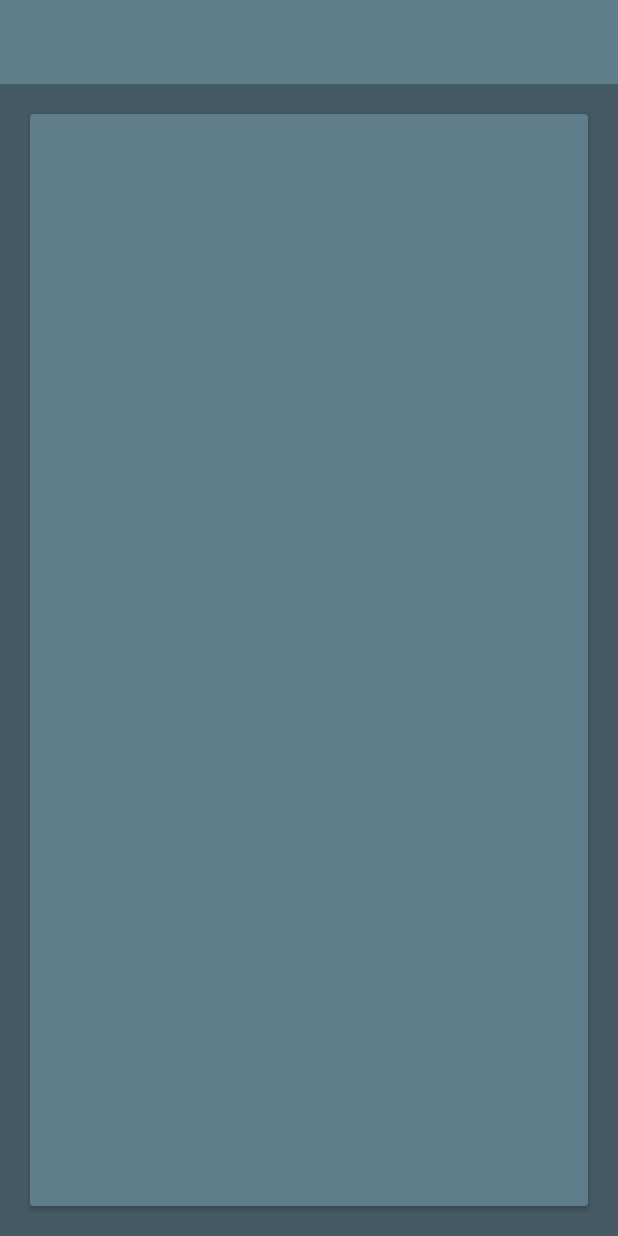
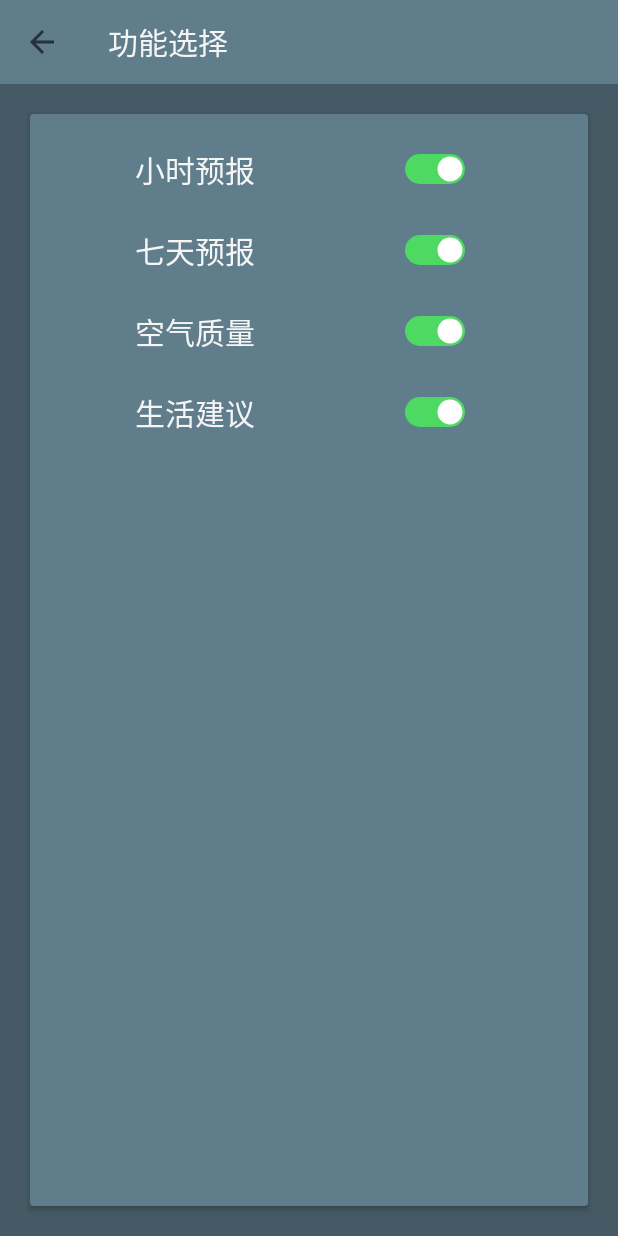
Before and after one commit to zhangxiangshuang/CheckWeather, an Android app: the MenuSetting screen opened directly, with no data from a screen before it, on a phone screen of 412 x 824 dp. Run offline under Robolectric (Android 15) with nearby library versions, the phone set to English and light mode, and no system bars; libraries missing offline, so code that uses them is left out: org.litepal.

Commit message:
Add switch functionality

```diff
--- a/app/src/main/java/com/jason/checkweather/MenuSetting.java
+++ b/app/src/main/java/com/jason/checkweather/MenuSetting.java
@@ -1,15 +1,64 @@
 package com.jason.checkweather;
 
+import android.content.Intent;
+import android.content.SharedPreferences;
+import android.nfc.Tag;
+import android.preference.PreferenceManager;
+import android.support.v7.app.ActionBar;
 import android.support.v7.app.AppCompatActivity;
 import android.os.Bundle;
+import android.support.v7.widget.Toolbar;
+import android.util.Log;
+import android.view.LayoutInflater;
+import android.view.MenuItem;
 import android.view.View;
+import android.widget.CompoundButton;
+import android.widget.LinearLayout;
+import android.widget.Switch;
+import android.widget.TextView;
 
 public class MenuSetting extends BaseActivity {
 
-
+    private static final String TAG = "MenuSetting";
+    private View view;
+    private View include_hourly;
+    private View include_forecast;
+    private View include_aqi;
+    private View include_suggestion;
+    private Switch switch_hourly;
+    private Switch switch_forecast;
+    private Switch switch_aqi;
+    private Switch switch_suggestion;
+    private LinearLayout mainview;
     @Override
     public void initView() {
         setContentView(R.layout.activity_menu_setting);
+        Toolbar toolbar = (Toolbar)findViewById(R.id.tool_bar);
+        setSupportActionBar(toolbar);
+        ActionBar actionBar = getSupportActionBar();
+        if (actionBar != null){
+            actionBar.setDisplayHomeAsUpEnabled(true);
+            actionBar.setTitle("功能选择");
+        }
+        view = LayoutInflater.from(MenuSetting.this).inflate(R.layout.acticity_main, null);
+        include_hourly = view.findViewById(R.id.include_hourly);
+        include_forecast=view.findViewById(R.id.include_forecast);
+        include_aqi=view.findViewById(R.id.include_aqi);
+        include_suggestion=view.findViewById(R.id.include_suggestion);
+        switch_hourly= (Switch) findViewById(R.id.switch_hourly);
+        switch_forecast= (Switch) findViewById(R.id.switch_forecast);
+        switch_aqi= (Switch) findViewById(R.id.switch_aqi);
+        switch_suggestion= (Switch) findViewById(R.id.switch_suggestion);
+        mainview= (LinearLayout) view.findViewById(R.id.main_layout);
+        SharedPreferences prefs = PreferenceManager.getDefaultSharedPreferences(this);
+        int hourlysign=prefs.getInt("includehourlysign",0);
+        int forecastsign=prefs.getInt("includeforecastsign",0);
+        int aqisign=prefs.getInt("includeaqisign",0);
+        int suggestionsign=prefs.getInt("includesuggestionsign",0);
+        setOnChecked(switch_hourly,hourlysign);
+        setOnChecked(switch_forecast,forecastsign);
+        setOnChecked(switch_aqi,aqisign);
+        setOnChecked(switch_suggestion,suggestionsign);
     }
 
     @Override
@@ -19,11 +68,92 @@ public class MenuSetting extends BaseActivity {
 
     @Override
     public void initListener() {
+        switch_hourly.setOnCheckedChangeListener(new CompoundButton.OnCheckedChangeListener() {
+            @Override
+            public void onCheckedChanged(CompoundButton compoundButton, boolean isChecked) {
+                SharedPreferences.Editor editor = PreferenceManager.getDefaultSharedPreferences(MenuSetting.this).edit();
+                if (isChecked){
+                    include_hourly.setVisibility(View.VISIBLE);
+                    editor.putInt("includehourlysign", include_hourly.getVisibility());
+                    editor.apply();
+                }else {
+                    include_hourly.setVisibility(View.GONE);
+                    editor.putInt("includehourlysign", include_hourly.getVisibility());
+                    editor.apply();
+                }
+            }
+        });
 
+        switch_forecast.setOnCheckedChangeListener(new CompoundButton.OnCheckedChangeListener() {
+            @Override
+            public void onCheckedChanged(CompoundButton compoundButton, boolean isChecked) {
+                SharedPreferences.Editor editor = PreferenceManager.getDefaultSharedPreferences(MenuSetting.this).edit();
+                if (isChecked){
+                    include_forecast.setVisibility(View.VISIBLE);
+                    editor.putInt("includeforecastsign", include_forecast.getVisibility());
+                    editor.apply();
+                }else {
+                    include_forecast.setVisibility(View.GONE);
+                    editor.putInt("includeforecastsign", include_forecast.getVisibility());
+                    editor.apply();
+                }
+            }
+        });
+
+        switch_aqi.setOnCheckedChangeListener(new CompoundButton.OnCheckedChangeListener() {
+            @Override
+            public void onCheckedChanged(CompoundButton compoundButton, boolean isChecked) {
+                SharedPreferences.Editor editor = PreferenceManager.getDefaultSharedPreferences(MenuSetting.this).edit();
+                if (isChecked){
+                    include_aqi.setVisibility(View.VISIBLE);
+                    editor.putInt("includeaqisign", include_aqi.getVisibility());
+                    editor.apply();
+                }else {
+                    include_aqi.setVisibility(View.GONE);
+                    editor.putInt("includeaqisign", include_aqi.getVisibility());
+                    editor.apply();
+                }
+            }
+        });
+        switch_suggestion.setOnCheckedChangeListener(new CompoundButton.OnCheckedChangeListener() {
+            @Override
+            public void onCheckedChanged(CompoundButton compoundButton, boolean isChecked) {
+                SharedPreferences.Editor editor = PreferenceManager.getDefaultSharedPreferences(MenuSetting.this).edit();
+                if (isChecked){
+                    include_suggestion.setVisibility(View.VISIBLE);
+                    editor.putInt("includesuggestionsign", include_suggestion.getVisibility());
+                    editor.apply();
+                }else {
+                    include_suggestion.setVisibility(View.GONE);
+                    editor.putInt("includesuggestionsign", include_suggestion.getVisibility());
+                    editor.apply();
+                }
+            }
+        });
     }
 
+
+    @Override
+    public boolean onOptionsItemSelected(MenuItem item) {
+        switch (item.getItemId()){
+            case android.R.id.home:
+                mainview.invalidate();
+                finish();
+                break;
+            default:
+                break;
+        }
+        return true;
+    }
     @Override
     public void onClick(View view) {
 
     }
+    public  void setOnChecked(Switch switch1,int sign){
+        if (sign==0){
+           switch1.setChecked(true);
+        }else if (sign==8){
+            switch1.setChecked(false);
+        }
+    }
 }
--- a/app/src/main/java/com/jason/checkweather/SettingActivity.java
+++ b/app/src/main/java/com/jason/checkweather/SettingActivity.java
@@ -58,7 +58,7 @@ public class SettingActivity extends BaseActivity{
         switch (v.getId()){
             case R.id.choose_area:
                 // 跳转到选择地区界面
-                actionStart(ChooseAreaActivity.class);
+                actionStart(MenuSetting.class);
                 break;
             case R.id.about_app:
                 // 跳转到关于天气界面
--- /dev/null
+++ b/app/src/main/res/drawable/switch_ios_thumb.xml
@@ -0,0 +1,11 @@
+<?xml version="1.0" encoding="utf-8"?>
+<shape xmlns:android="http://schemas.android.com/apk/res/android"
+    android:shape="oval">
+    <solid android:color="#FFF" />
+    <stroke
+        android:width="3dp"
+        android:color="#00000000" />
+    <size
+        android:width="20dp"
+        android:height="20dp" />
+</shape>
--- /dev/null
+++ b/app/src/main/res/drawable/switch_ios_track_off.xml
@@ -0,0 +1,6 @@
+<?xml version="1.0" encoding="utf-8"?>
+<shape xmlns:android="http://schemas.android.com/apk/res/android"
+    android:shape="rectangle">
+    <solid android:color="#E3E3E3" />
+    <corners android:radius="20dp" />
+</shape>
--- /dev/null
+++ b/app/src/main/res/drawable/switch_ios_track_on.xml
@@ -0,0 +1,6 @@
+<?xml version="1.0" encoding="utf-8"?>
+<shape xmlns:android="http://schemas.android.com/apk/res/android"
+    android:shape="rectangle">
+    <solid android:color="#4EDA62" />
+    <corners android:radius="20dp" />
+</shape>
--- /dev/null
+++ b/app/src/main/res/drawable/switch_ios_track_selector.xml
@@ -0,0 +1,5 @@
+<?xml version="1.0" encoding="utf-8"?>
+<selector xmlns:android="http://schemas.android.com/apk/res/android">
+    <item android:drawable="@drawable/switch_ios_track_on" android:state_checked="true" />
+    <item android:drawable="@drawable/switch_ios_track_off" android:state_checked="false" />
+</selector>
--- a/app/src/main/res/layout/acticity_main.xml
+++ b/app/src/main/res/layout/acticity_main.xml
@@ -23,6 +23,7 @@
             >
 
             <LinearLayout
+                android:id="@+id/mainview"
                 android:orientation="vertical"
                 android:layout_width="match_parent"
                 android:layout_height="wrap_content">
--- a/app/src/main/res/layout/activity_menu_setting.xml
+++ b/app/src/main/res/layout/activity_menu_setting.xml
@@ -30,9 +30,107 @@
             android:background="@color/colorWhite"
             android:orientation="vertical">
 
+            <LinearLayout
+                android:layout_width="match_parent"
+                android:layout_height="wrap_content"
+                android:background="@color/colorWhite">
 
+                <TextView
+                    android:layout_width="wrap_content"
+                    android:layout_height="wrap_content"
+                    android:layout_gravity="center"
+                    android:text="小时预报"
+                    android:textColor="@color/colorFont"
+                    android:textColorHint="@color/colorFont"
+                    android:textSize="20sp"
+                    android:layout_marginLeft="50sp"/>
 
+                <Switch
+                    android:id="@+id/switch_hourly"
+                    android:textSize="40sp"
+                    android:layout_marginLeft="100dp"
+                    android:layout_width="wrap_content"
+                    android:layout_height="wrap_content"
+                    android:thumb="@drawable/switch_ios_thumb"
+                    android:track="@drawable/switch_ios_track_selector" />
 
+            </LinearLayout>
+
+            <LinearLayout
+                android:layout_width="match_parent"
+                android:layout_height="wrap_content"
+                android:background="@color/colorWhite">
+
+                <TextView
+                    android:layout_width="wrap_content"
+                    android:layout_height="wrap_content"
+                    android:layout_gravity="center"
+                    android:text="七天预报"
+                    android:textColor="@color/colorFont"
+                    android:textColorHint="@color/colorFont"
+                    android:textSize="20sp"
+                    android:layout_marginLeft="50sp"/>
+
+                <Switch
+                    android:id="@+id/switch_forecast"
+                    android:textSize="40sp"
+                    android:layout_marginLeft="100dp"
+                    android:layout_width="wrap_content"
+                    android:layout_height="wrap_content"
+                    android:thumb="@drawable/switch_ios_thumb"
+                    android:track="@drawable/switch_ios_track_selector" />
+
+            </LinearLayout>
+            <LinearLayout
+                android:layout_width="match_parent"
+                android:layout_height="wrap_content"
+                android:background="@color/colorWhite">
+
+                <TextView
+                    android:layout_width="wrap_content"
+                    android:layout_height="wrap_content"
+                    android:layout_gravity="center"
+                    android:text="空气质量"
+                    android:textColor="@color/colorFont"
+                    android:textColorHint="@color/colorFont"
+                    android:textSize="20sp"
+                    android:layout_marginLeft="50sp"/>
+
+                <Switch
+                    android:id="@+id/switch_aqi"
+                    android:textSize="40sp"
+                    android:layout_marginLeft="100dp"
+                    android:layout_width="wrap_content"
+                    android:layout_height="wrap_content"
+                    android:thumb="@drawable/switch_ios_thumb"
+                    android:track="@drawable/switch_ios_track_selector" />
+
+            </LinearLayout>
+            <LinearLayout
+                android:layout_width="match_parent"
+                android:layout_height="wrap_content"
+                android:background="@color/colorWhite">
+
+                <TextView
+                    android:layout_width="wrap_content"
+                    android:layout_height="wrap_content"
+                    android:layout_gravity="center"
+                    android:text="生活建议"
+                    android:textColor="@color/colorFont"
+                    android:textColorHint="@color/colorFont"
+                    android:textSize="20sp"
+                    android:layout_marginLeft="50sp"/>
+
+                <Switch
+                    android:id="@+id/switch_suggestion"
+                    android:textSize="40sp"
+                    android:layout_marginLeft="100dp"
+                    android:layout_width="wrap_content"
+                    android:layout_height="wrap_content"
+                    android:thumb="@drawable/switch_ios_thumb"
+                    android:track="@drawable/switch_ios_track_selector" />
+
+            </LinearLayout>
         </LinearLayout>
 
 
--- a/app/src/main/res/layout/activity_setting.xml
+++ b/app/src/main/res/layout/activity_setting.xml
@@ -33,7 +33,7 @@
 
             <Button
                 android:id="@+id/choose_area"
-                android:text="选择地区"
+                android:text="功能选择"
                 android:textColor="@color/colorFont"
                 android:textSize="16sp"
                 android:layout_width="match_parent"
```
Also changed, not shown: app/src/main/java/com/jason/checkweather/MainActivity.java (+34 -10 lines), app/src/main/java/com/jason/checkweather/service/AutoUpdateService.java (+20 -0 lines).
